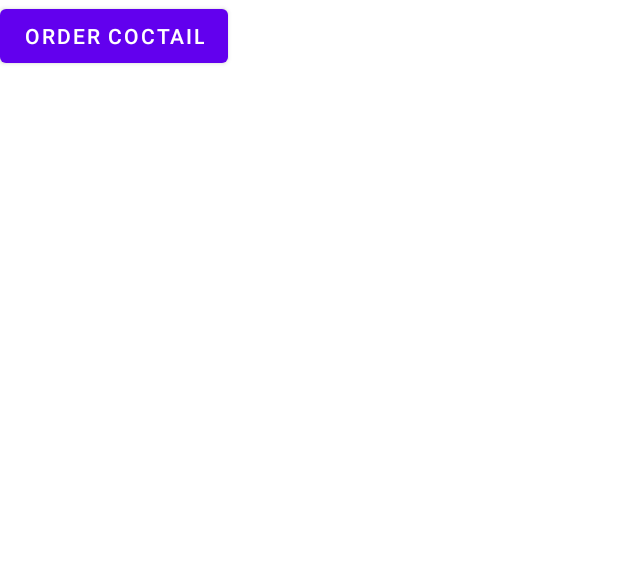
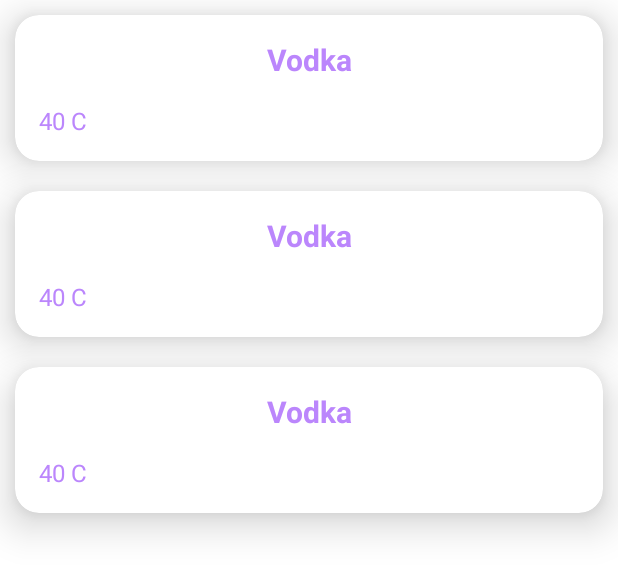
Before and after one commit to volkova-lisa/Coctails, an Android app: the layout fragment_drinks.xml on its own in the app's theme, with its tools: preview values and no code run, on a phone screen of 412 x 824 dp. Shown: the top 574 px of the screen. Run offline under Robolectric (Android 15) with nearby library versions, the phone set to English and light mode, and no system bars.

Commit message:
recycler view beginning

```diff
--- a/app/build.gradle
+++ b/app/build.gradle
@@ -1,6 +1,7 @@
 plugins {
     id 'com.android.application'
     id 'kotlin-android'
+    id 'kotlin-android-extensions'
 }
 
 android {
--- /dev/null
+++ b/app/src/main/java/com/example/coctails/Drinks.kt
@@ -0,0 +1 @@
+package com.example.coctails
--- /dev/null
+++ b/app/src/main/java/com/example/coctails/main_screen/DrinksAdapter.kt
@@ -0,0 +1,43 @@
+package com.example.coctails.main_screen
+
+import android.view.LayoutInflater
+import android.view.View
+import android.view.ViewGroup
+import android.widget.TextView
+import androidx.recyclerview.widget.RecyclerView
+import com.example.coctails.R
+import kotlinx.android.synthetic.main.drink_item.view.*
+
+class DrinksAdapter : RecyclerView.Adapter<DrinksAdapter.MainHolder>() {
+
+    private var mListNotes = emptyList<AppNote>()
+
+
+    class MainHolder(view: View) : RecyclerView.ViewHolder(view) {
+        val drinkName: TextView = view.drink_name
+        val drinkDescr: TextView = view.drink_description
+    }
+
+    override fun onViewDetachedFromWindow(holder: MainHolder) {
+        holder.itemView.setOnClickListener(null)
+        super.onViewDetachedFromWindow(holder)
+    }
+
+    override fun onCreateViewHolder(parent: ViewGroup, viewType: Int): MainHolder {
+        val view = LayoutInflater.from(parent.context).inflate(R.layout.drink_item, parent, false)
+        return MainHolder(view)
+    }
+
+    override fun getItemCount(): Int = mListNotes.size
+
+    override fun onBindViewHolder(holder: MainHolder, position: Int) {
+        holder.drinkName.text = mListNotes[position].text
+        holder.drinkDescr.text = mListNotes[position].name
+    }
+
+    fun setList(list: List<AppNote>) {
+        mListNotes = list
+        notifyDataSetChanged()
+    }
+
+}
--- a/app/src/main/java/com/example/coctails/main_screen/DrinksFragment.kt
+++ b/app/src/main/java/com/example/coctails/main_screen/DrinksFragment.kt
@@ -5,12 +5,15 @@ import androidx.fragment.app.Fragment
 import android.view.LayoutInflater
 import android.view.View
 import android.view.ViewGroup
+import androidx.recyclerview.widget.RecyclerView
 import com.example.coctails.databinding.FragmentDrinksBinding
 
 class DrinksFragment : Fragment() {
 
     private var _binding: FragmentDrinksBinding? = null
     val mBinding get() = _binding!!
+    private lateinit var mRecyclerView: RecyclerView
+    private lateinit var mAdapter: DrinksAdapter
 
     override fun onCreateView(
         inflater: LayoutInflater, container: ViewGroup?,
--- /dev/null
+++ b/app/src/main/res/layout/drink_item.xml
@@ -0,0 +1,46 @@
+<?xml version="1.0" encoding="utf-8"?>
+<androidx.cardview.widget.CardView xmlns:android="http://schemas.android.com/apk/res/android"
+    android:layout_width="match_parent"
+    android:layout_height="wrap_content"
+    xmlns:app="http://schemas.android.com/apk/res-auto"
+    xmlns:tools="http://schemas.android.com/tools"
+    android:layout_margin="10dp"
+    app:cardCornerRadius="16dp"
+    app:cardElevation="16dp">
+
+    <androidx.constraintlayout.widget.ConstraintLayout
+        android:layout_width="match_parent"
+        android:layout_height="wrap_content">
+
+        <TextView
+            android:id="@+id/drink_name"
+            android:layout_width="match_parent"
+            android:layout_height="wrap_content"
+            android:layout_margin="16dp"
+            android:gravity="center"
+            android:lines="1"
+            android:textColor="@color/purple_200"
+            android:textSize="20sp"
+            android:textStyle="bold"
+            app:layout_constraintEnd_toEndOf="parent"
+            app:layout_constraintStart_toStartOf="parent"
+            app:layout_constraintTop_toTopOf="parent"
+            tools:text="Vodka" />
+
+        <TextView
+            android:id="@+id/drink_description"
+            android:textSize="16sp"
+            tools:text="40 C"
+            android:textColor="@color/purple_200"
+            android:layout_margin="16dp"
+            app:layout_constraintTop_toBottomOf="@id/drink_name"
+            app:layout_constraintEnd_toEndOf="parent"
+            app:layout_constraintStart_toStartOf="parent"
+            app:layout_constraintBottom_toBottomOf="parent"
+            android:layout_width="match_parent"
+            android:layout_height="wrap_content"/>
+
+
+    </androidx.constraintlayout.widget.ConstraintLayout>
+
+</androidx.cardview.widget.CardView>
--- a/app/src/main/res/layout/fragment_drinks.xml
+++ b/app/src/main/res/layout/fragment_drinks.xml
@@ -3,11 +3,18 @@
     xmlns:tools="http://schemas.android.com/tools"
     android:layout_width="match_parent"
     android:layout_height="match_parent"
+    xmlns:app="http://schemas.android.com/apk/res-auto"
     tools:context=".main_screen.DrinksFragment">
 
-    <Button
-        android:layout_width="wrap_content"
-        android:layout_height="wrap_content"
-        android:text="Order Coctail"/>
+    <androidx.recyclerview.widget.RecyclerView
+        android:id="@+id/recycler_view"
+        app:layoutManager="androidx.recyclerview.widget.LinearLayoutManager"
+        android:layout_width="match_parent"
+        android:layout_height="match_parent"
+        tools:listitem="@layout/drink_item"
+        app:layout_constraintTop_toTopOf="parent"
+        app:layout_constraintEnd_toEndOf="parent"
+        app:layout_constraintBottom_toBottomOf="parent"
+        app:layout_constraintStart_toStartOf="parent"/>
 
 </FrameLayout>
--- a/build.gradle
+++ b/build.gradle
@@ -7,6 +7,7 @@ buildscript {
     dependencies {
         classpath "com.android.tools.build:gradle:7.0.1"
         classpath "org.jetbrains.kotlin:kotlin-gradle-plugin:1.5.20"
+        classpath "org.jetbrains.kotlin:kotlin-android-extensions:1.3.72"
 
         // NOTE: Do not place your application dependencies here; they belong
         // in the individual module build.gradle files
```
